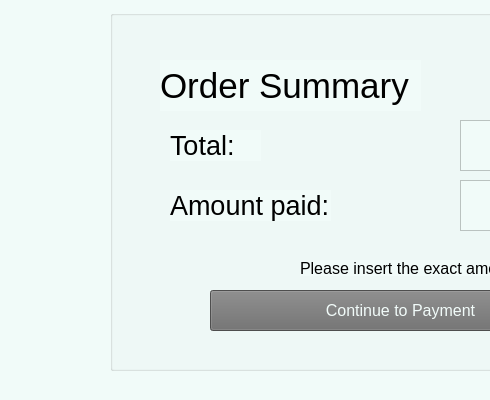
Old version of the form UI folder/thesisUIformUnpaidOrPaid.ui in the repository Dann-Joseph123/grainMate; both pictures show x 0 to 490 and y 0 to 400 of the 800 by 400 pixel window.
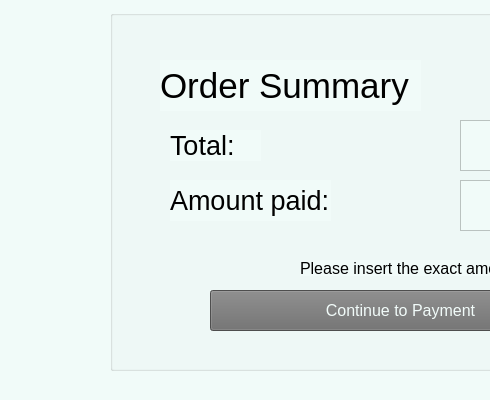
New version of the form. Icons and pictures are not drawn.

Commit message: fixed order completion

```diff
--- a/UI folder/thesisUIformUnpaidOrPaid.ui
+++ b/UI folder/thesisUIformUnpaidOrPaid.ui
@@ -173,9 +173,9 @@
     <property name="geometry">
      <rect>
       <x>60</x>
-      <y>180</y>
+      <y>170</y>
       <width>161</width>
-      <height>31</height>
+      <height>41</height>
      </rect>
     </property>
     <property name="font">
```
Left out of the diff: 4 changed lines with no effect on the pictures. The commit also changes 1 other file.
